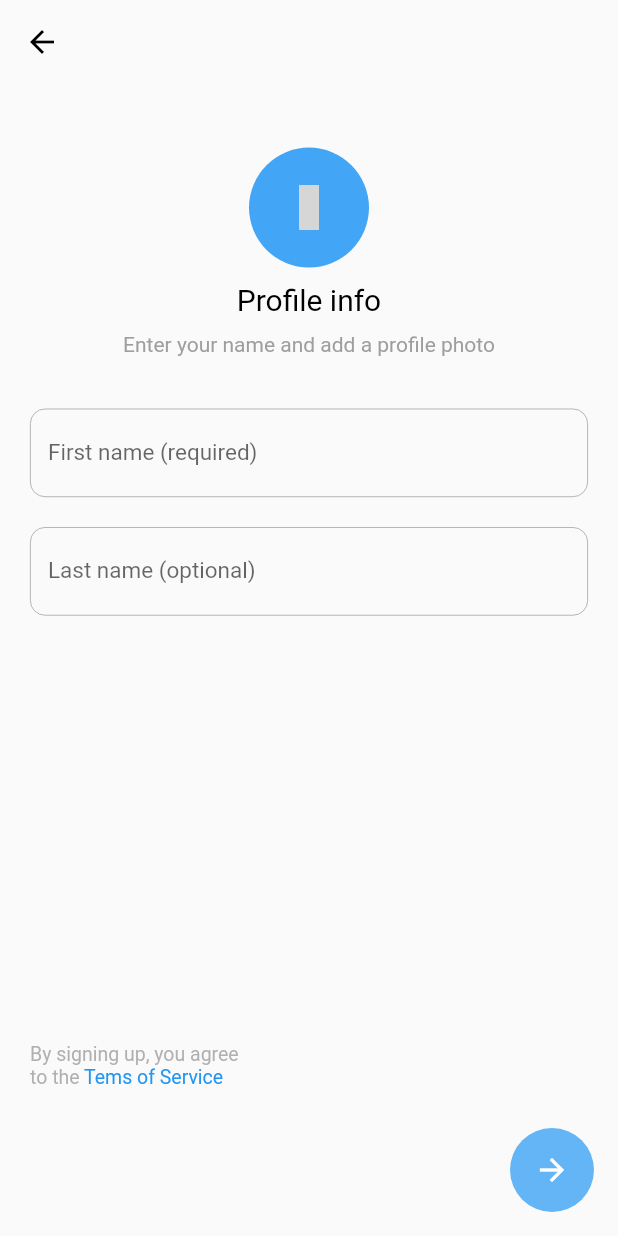
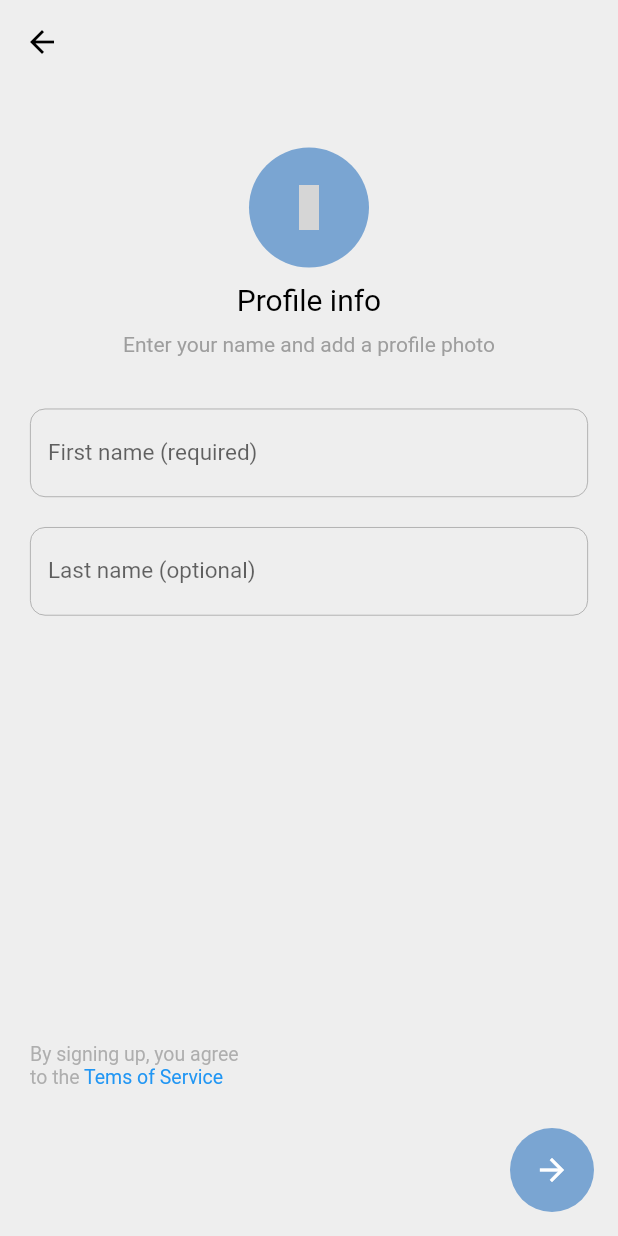
Before and after one commit to elbeekk/e-gram, a Flutter app: the CreateAccount screen opened directly with empty values, on a phone screen of 412 x 824 dp. Run offline on Flutter 3.47's test engine with Material 2 defaults, Android fonts, the phone set to English and light mode, and no system bars; our stand-ins replace cloud_firestore, csc_picker, dio, firebase_auth, firebase_core, firebase_storage and 4 more; missing offline and left inert: flutter_file_downloader; accounts and stored records are empty; grey boxes are pictures that could not be loaded.

```diff
--- a/lib/pages/create_acc.dart
+++ b/lib/pages/create_acc.dart
@@ -29,22 +29,29 @@ class _CreateAccountState extends State<CreateAccount> {
   final TextEditingController firstName = TextEditingController();
   final TextEditingController lastName = TextEditingController();
   CollectionReference users = FirebaseFirestore.instance.collection('users');
-  String link = '';
+
   XFile? image;
 
+
+
+  String link = '';
   uploadImage() async {
-    final path = FirebaseAuth.instance.currentUser!.uid;
     final file = File(image!.path);
-    final ref = FirebaseStorage.instance.ref().child('users').child(path);
+    final ref = FirebaseStorage.instance.ref().child('users/${image!.name}');
     var uploadTask = ref.putFile(file);
-    uploadTask.whenComplete(() async {
+    await uploadTask.whenComplete(() {
       try {
-        link = await ref.getDownloadURL();
+       setState(() async {
+         link = await ref.getDownloadURL();
+         print("#################### Link -> $link <- Link ###################");
+       });
       } catch (onError) {
         print("Error");
       }
     });
   }
+
+
 
   create_ac() async {
     var uid = FirebaseAuth.instance.currentUser!.uid;
@@ -73,15 +80,13 @@ class _CreateAccountState extends State<CreateAccount> {
         FocusScope.of(context).unfocus();
       },
       child: Scaffold(
-        backgroundColor: darkMode
-            ? Colors.blue.shade200.withOpacity(0.2)
-            : Colors.grey.shade50,
+        backgroundColor:
+        darkMode ? const Color(0xff303841) : const Color(0xffEEEEEE),
         body: SafeArea(
           child: Scaffold(
             extendBodyBehindAppBar: true,
-            backgroundColor: darkMode
-                ? Colors.blue.shade200.withOpacity(0.2)
-                : Colors.grey.shade50,
+            backgroundColor:
+            darkMode ? const Color(0xff303841) : const Color(0xffEEEEEE),
             appBar: AppBar(
               leading: TargetPlatform.android == currentPlatform
                   ? GestureDetector(
@@ -197,11 +202,12 @@ class _CreateAccountState extends State<CreateAccount> {
                     }
                   }
                 },
-                backgroundColor: Colors.blue.shade300,
+                backgroundColor:
+                darkMode ? const Color(0xff47555E) : const Color(0xff7AA5D2),
                 elevation: 0,
                 child: TargetPlatform.android == currentPlatform
-                    ? const Icon(Icons.arrow_forward)
-                    : const Icon(Icons.arrow_forward_ios)),
+                    ? const Icon(Icons.arrow_forward,color: Colors.white,)
+                    : const Icon(Icons.arrow_forward_ios,color: Colors.white,)),
             body: SingleChildScrollView(
               padding: EdgeInsets.only(top: MediaQuery.sizeOf(context).height*0.1,bottom: MediaQuery.sizeOf(context).height*0.05),
               child: Column(
@@ -290,7 +296,8 @@ class _CreateAccountState extends State<CreateAccount> {
                         },
                         child: CircleAvatar(
                             radius: 40,
-                            backgroundColor: Colors.blue.shade400,
+                            backgroundColor:
+                            darkMode ? const Color(0xff47555E) : const Color(0xff7AA5D2),
                             backgroundImage: image != null
                                 ? FileImage(File(image!.path))
                                 : null,
--- a/pubspec.yaml
+++ b/pubspec.yaml
@@ -48,6 +48,10 @@ dependencies:
   lottie: ^2.6.0
   animations: ^2.0.8
   icon_forest: ^1.1.8
+  gallery_saver: ^2.3.2
+  path_provider: ^2.1.1
+  dio: ^5.3.2
+  flutter_file_downloader: ^1.1.2
 
 dev_dependencies:
   flutter_test:
```
Also changed, not shown: lib/chats/profileview.dart (+31 -8 lines), lib/pages/reg_page.dart (+53 -23 lines), pubspec.lock, 2 other files.
